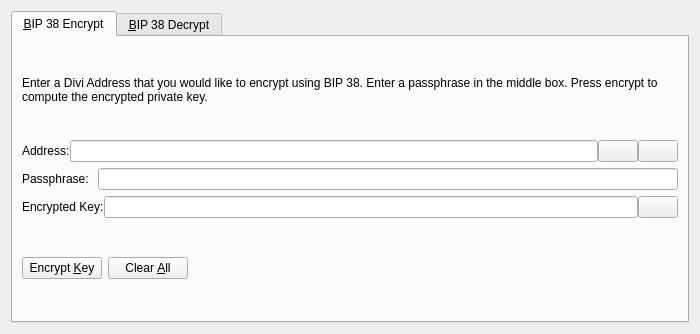
Before: the Qt Designer form Astra/src/qt/forms/bip38tooldialog.ui in KingricharVD/Astra-Coin, drawn with Qt 5.
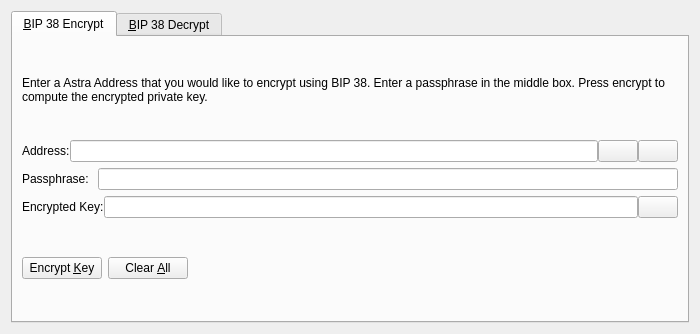
After: the same form once the commit is applied. The open tabs and pages were chosen to show the change. Icons and pictures are not drawn. Custom widgets are drawn as their Qt base class.

```diff
--- a/Astra/src/qt/forms/bip38tooldialog.ui
+++ b/Astra/src/qt/forms/bip38tooldialog.ui
@@ -30,7 +30,7 @@
        <item>
         <widget class="QLabel" name="infoLabel_ENC">
          <property name="text">
-          <string>Enter a Divi Address that you would like to encrypt using BIP 38. Enter a passphrase in the middle box. Press encrypt to compute the encrypted private key.</string>
+          <string>Enter a Astra Address that you would like to encrypt using BIP 38. Enter a passphrase in the middle box. Press encrypt to compute the encrypted private key.</string>
          </property>
          <property name="textFormat">
           <enum>Qt::PlainText</enum>
```
Left out of the diff: 24 changed lines with no effect on the pictures.
